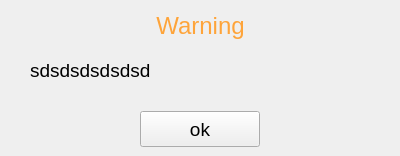
First picture: the form in src/qt/forms/versionmessagedialog.ui, repository BitcoinGod/BitcoinGod, before the edit.
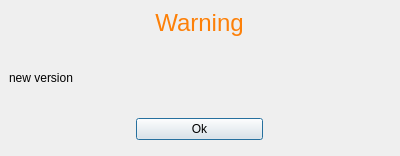
Second picture: the form after the edit.

Diff of the .ui file:
```diff
--- a/src/qt/forms/versionmessagedialog.ui
+++ b/src/qt/forms/versionmessagedialog.ui
@@ -13,86 +13,185 @@
   <property name="windowTitle">
    <string>Version Upgrade</string>
   </property>
-  <widget class="QLabel" name="title">
+  <widget class="QWidget" name="verticalLayoutWidget">
    <property name="geometry">
     <rect>
-     <x>130</x>
-     <y>10</y>
-     <width>141</width>
-     <height>31</height>
+     <x>9</x>
+     <y>9</y>
+     <width>381</width>
+     <height>131</height>
     </rect>
    </property>
-   <property name="font">
-    <font>
-     <pointsize>18</pointsize>
-    </font>
-   </property>
-   <property name="styleSheet">
-    <string notr="true">color:rgb(254, 164, 58)</string>
-   </property>
-   <property name="text">
-    <string>Warning</string>
-   </property>
-   <property name="alignment">
-    <set>Qt::AlignCenter</set>
-   </property>
-  </widget>
-  <widget class="QLabel" name="content">
-   <property name="geometry">
-    <rect>
-     <x>30</x>
-     <y>40</y>
-     <width>341</width>
-     <height>61</height>
-    </rect>
-   </property>
-   <property name="font">
-    <font>
-     <pointsize>14</pointsize>
-    </font>
-   </property>
-   <property name="lineWidth">
-    <number>0</number>
-   </property>
-   <property name="midLineWidth">
-    <number>2</number>
-   </property>
-   <property name="text">
-    <string>sdsdsdsdsdsd</string>
-   </property>
-   <property name="alignment">
-    <set>Qt::AlignLeading|Qt::AlignLeft|Qt::AlignVCenter</set>
-   </property>
-   <property name="wordWrap">
-    <bool>true</bool>
-   </property>
-   <property name="margin">
-    <number>0</number>
-   </property>
-  </widget>
-  <widget class="QPushButton" name="okBtn">
-   <property name="geometry">
-    <rect>
-     <x>140</x>
-     <y>111</y>
-     <width>120</width>
-     <height>36</height>
-    </rect>
-   </property>
-   <property name="font">
-    <font>
-     <pointsize>14</pointsize>
-    </font>
-   </property>
-   <property name="text">
-    <string>ok</string>
-   </property>
-   <property name="autoDefault">
-    <bool>false</bool>
-   </property>
-   <property name="flat">
-    <bool>false</bool>
-   </property>
+   <layout class="QVBoxLayout" name="verticalLayout">
+    <item>
+     <widget class="QLabel" name="title">
+      <property name="palette">
+       <palette>
+        <active>
+         <colorrole role="WindowText">
+          <brush brushstyle="SolidPattern">
+           <color alpha="255">
+            <red>253</red>
+            <green>128</green>
+            <blue>8</blue>
+           </color>
+          </brush>
+         </colorrole>
+         <colorrole role="Text">
+          <brush brushstyle="SolidPattern">
+           <color alpha="255">
+            <red>253</red>
+            <green>128</green>
+            <blue>8</blue>
+           </color>
+          </brush>
+         </colorrole>
+         <colorrole role="ButtonText">
+          <brush brushstyle="SolidPattern">
+           <color alpha="255">
+            <red>253</red>
+            <green>128</green>
+            <blue>8</blue>
+           </color>
+          </brush>
+         </colorrole>
+        </active>
+        <inactive>
+         <colorrole role="WindowText">
+          <brush brushstyle="SolidPattern">
+           <color alpha="255">
+            <red>253</red>
+            <green>128</green>
+            <blue>8</blue>
+           </color>
+          </brush>
+         </colorrole>
+         <colorrole role="Text">
+          <brush brushstyle="SolidPattern">
+           <color alpha="255">
+            <red>253</red>
+            <green>128</green>
+            <blue>8</blue>
+           </color>
+          </brush>
+         </colorrole>
+         <colorrole role="ButtonText">
+          <brush brushstyle="SolidPattern">
+           <color alpha="255">
+            <red>253</red>
+            <green>128</green>
+            <blue>8</blue>
+           </color>
+          </brush>
+         </colorrole>
+        </inactive>
+        <disabled>
+         <colorrole role="WindowText">
+          <brush brushstyle="SolidPattern">
+           <color alpha="255">
+            <red>128</red>
+            <green>128</green>
+            <blue>128</blue>
+           </color>
+          </brush>
+         </colorrole>
+         <colorrole role="Text">
+          <brush brushstyle="SolidPattern">
+           <color alpha="255">
+            <red>128</red>
+            <green>128</green>
+            <blue>128</blue>
+           </color>
+          </brush>
+         </colorrole>
+         <colorrole role="ButtonText">
+          <brush brushstyle="SolidPattern">
+           <color alpha="255">
+            <red>148</red>
+            <green>148</green>
+            <blue>148</blue>
+           </color>
+          </brush>
+         </colorrole>
+        </disabled>
+       </palette>
+      </property>
+      <property name="font">
+       <font>
+        <pointsize>18</pointsize>
+       </font>
+      </property>
+      <property name="text">
+       <string>Warning</string>
+      </property>
+      <property name="alignment">
+       <set>Qt::AlignCenter</set>
+      </property>
+     </widget>
+    </item>
+    <item>
+     <widget class="QLabel" name="content">
+      <property name="sizePolicy">
+       <sizepolicy hsizetype="Expanding" vsizetype="Expanding">
+        <horstretch>0</horstretch>
+        <verstretch>0</verstretch>
+       </sizepolicy>
+      </property>
+      <property name="text">
+       <string>new version</string>
+      </property>
+      <property name="wordWrap">
+       <bool>true</bool>
+      </property>
+     </widget>
+    </item>
+    <item>
+     <layout class="QHBoxLayout" name="horizontalLayout" stretch="0,0,0">
+      <property name="spacing">
+       <number>2</number>
+      </property>
+      <item>
+       <spacer name="horizontalSpacer">
+        <property name="orientation">
+         <enum>Qt::Horizontal</enum>
+        </property>
+        <property name="sizeHint" stdset="0">
+         <size>
+          <width>40</width>
+          <height>20</height>
+         </size>
+        </property>
+       </spacer>
+      </item>
+      <item>
+       <widget class="QPushButton" name="okBtn">
+        <property name="sizePolicy">
+         <sizepolicy hsizetype="Expanding" vsizetype="Fixed">
+          <horstretch>0</horstretch>
+          <verstretch>0</verstretch>
+         </sizepolicy>
+        </property>
+        <property name="text">
+         <string>Ok</string>
+        </property>
+       </widget>
+      </item>
+      <item>
+       <spacer name="horizontalSpacer_2">
+        <property name="orientation">
+         <enum>Qt::Horizontal</enum>
+        </property>
+        <property name="sizeHint" stdset="0">
+         <size>
+          <width>40</width>
+          <height>20</height>
+         </size>
+        </property>
+       </spacer>
+      </item>
+     </layout>
+    </item>
+   </layout>
   </widget>
  </widget>
  <resources/>
```
